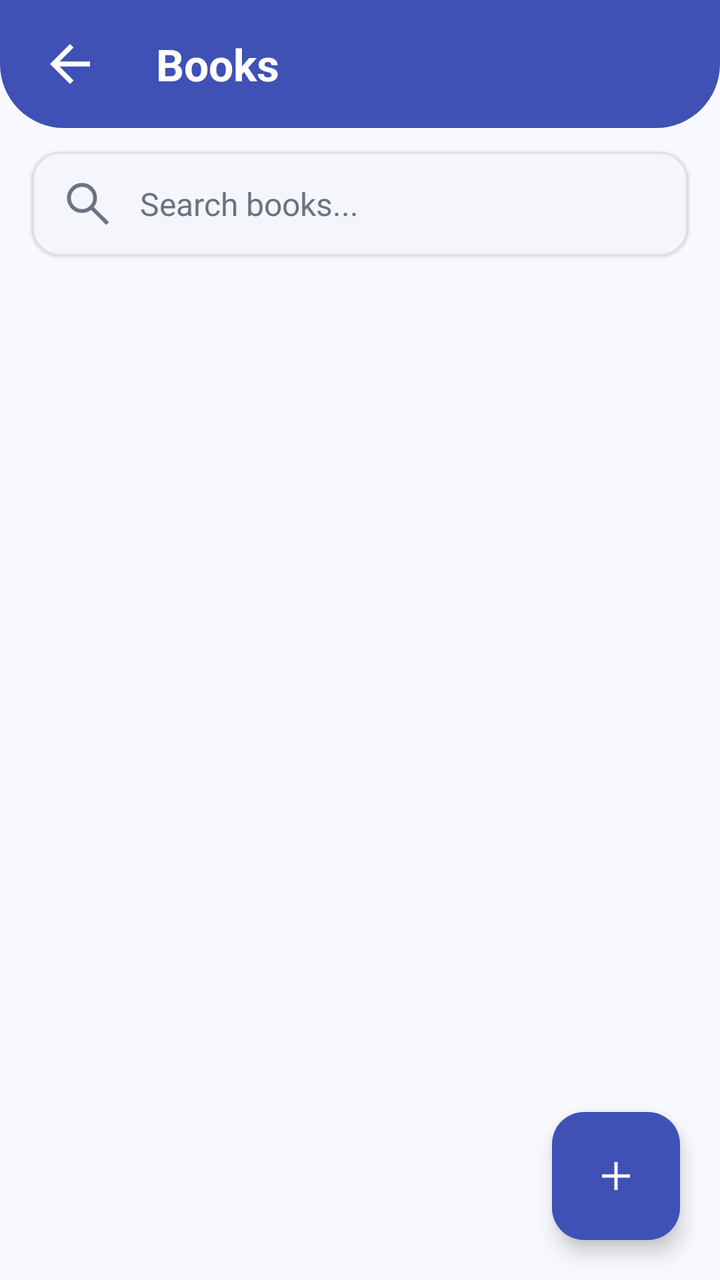
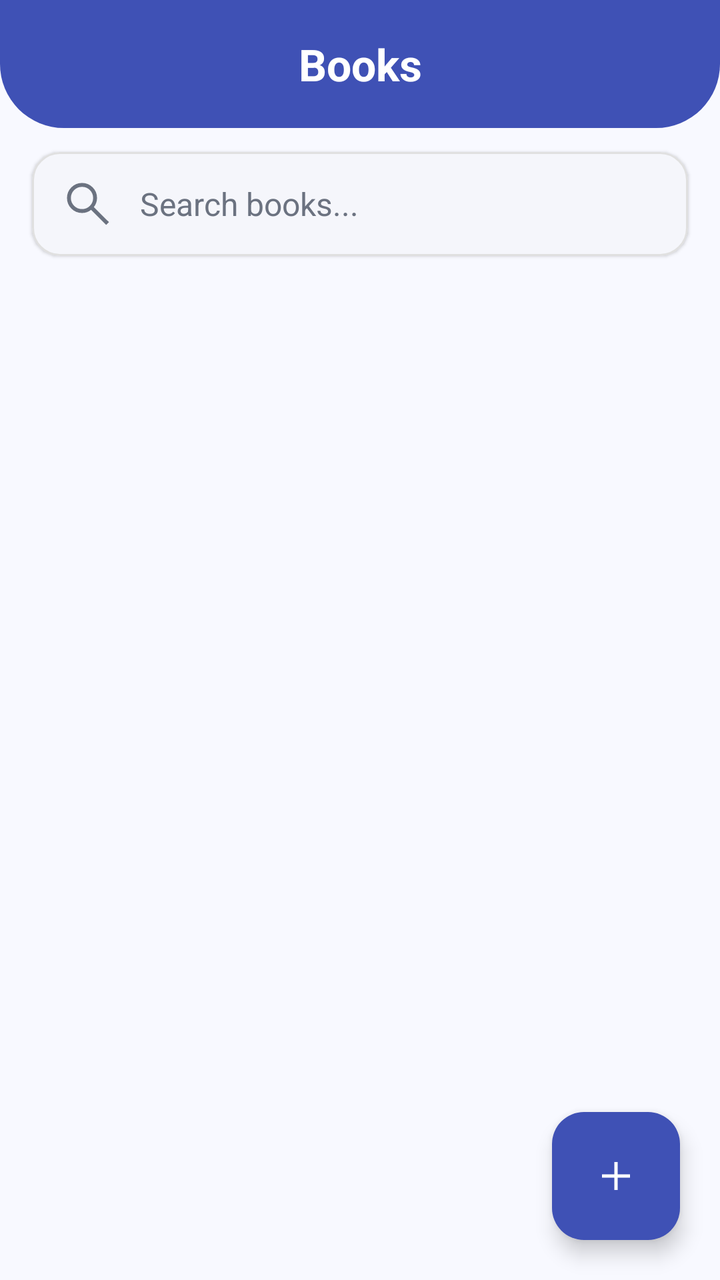

Before-and-after screenshots of an Android layout around one commit, followed by the original layout XML and the change that was made.
<!-- AndroidManifest.xml: application theme Theme.LibraryApp -->
<!-- res/layout/fragment_books.xml -->
<?xml version="1.0" encoding="utf-8"?>
<androidx.constraintlayout.widget.ConstraintLayout xmlns:android="http://schemas.android.com/apk/res/android"
    xmlns:tools="http://schemas.android.com/tools"
    android:layout_width="match_parent"
    android:layout_height="match_parent"
    xmlns:app="http://schemas.android.com/apk/res-auto"
    android:background="@color/background"
    tools:context=".presentation.books.BooksFragment">

    <View
        android:id="@+id/topBarBackground"
        android:layout_width="0dp"
        android:layout_height="64dp"
        android:background="@drawable/bg_dashboard_header"
        app:layout_constraintEnd_toEndOf="parent"
        app:layout_constraintStart_toStartOf="parent"
        app:layout_constraintTop_toTopOf="parent" />
    
    <ImageView
        android:id="@+id/ivBack"
        android:layout_width="30dp"
        android:layout_height="30dp"
        android:layout_marginStart="20dp"
        android:contentDescription="Back"
        android:src="@drawable/iv_back"
        app:tint="@color/text_on_primary"
        app:layout_constraintBottom_toBottomOf="@id/topBarBackground"
        app:layout_constraintStart_toStartOf="parent"
        app:layout_constraintTop_toTopOf="@id/topBarBackground" />

    <TextView
        android:id="@+id/tvTitle"
        android:layout_width="0dp"
        android:layout_height="wrap_content"
        android:layout_marginStart="28dp"
        android:text="Books"
        android:textColor="@color/text_on_primary"
        android:textSize="22sp"
        android:textStyle="bold"
        app:layout_constraintBottom_toBottomOf="@id/ivBack"
        app:layout_constraintEnd_toEndOf="@id/topBarBackground"
        app:layout_constraintStart_toEndOf="@id/ivBack"
        app:layout_constraintTop_toTopOf="@id/ivBack" />

    <com.google.android.material.card.MaterialCardView
        android:id="@+id/cardSearch"
        android:layout_width="0dp"
        android:layout_height="52dp"
        android:layout_marginStart="16dp"
        android:layout_marginTop="12dp"
        android:layout_marginEnd="16dp"
        app:cardBackgroundColor="@color/surface"
        app:cardCornerRadius="14dp"
        app:cardElevation="1dp"
        app:strokeColor="@color/border"
        app:strokeWidth="1dp"
        app:layout_constraintEnd_toEndOf="parent"
        app:layout_constraintStart_toStartOf="parent"
        app:layout_constraintTop_toBottomOf="@id/topBarBackground">

        <androidx.constraintlayout.widget.ConstraintLayout
            android:layout_width="match_parent"
            android:layout_height="match_parent">

            <ImageView
                android:id="@+id/ivSearchInside"
                android:layout_width="28dp"
                android:layout_height="28dp"
                android:layout_marginStart="14dp"
                android:contentDescription="Search"
                android:src="@drawable/iv_search"
                app:tint="@color/text_secondary"
                app:layout_constraintBottom_toBottomOf="parent"
                app:layout_constraintStart_toStartOf="parent"
                app:layout_constraintTop_toTopOf="parent" />

            <EditText
                android:id="@+id/etSearchBooks"
                android:layout_width="0dp"
                android:layout_height="match_parent"
                android:layout_marginStart="12dp"
                android:layout_marginEnd="12dp"
                android:background="@android:color/transparent"
                android:hint="Search books..."
                android:inputType="text"
                android:padding="0dp"
                android:textColor="@color/text_primary"
                android:textColorHint="@color/text_secondary"
                android:textSize="16sp"
                app:layout_constraintEnd_toEndOf="parent"
                app:layout_constraintStart_toEndOf="@id/ivSearchInside"
                app:layout_constraintTop_toTopOf="parent"
                app:layout_constraintBottom_toBottomOf="parent" />

        </androidx.constraintlayout.widget.ConstraintLayout>

    </com.google.android.material.card.MaterialCardView>

    <androidx.recyclerview.widget.RecyclerView
        android:id="@+id/rvBooks"
        android:layout_width="0dp"
        android:layout_height="0dp"
        android:layout_marginStart="16dp"
        android:layout_marginTop="12dp"
        android:layout_marginEnd="16dp"
        android:clipToPadding="false"
        android:paddingBottom="90dp"
        app:layout_constraintBottom_toBottomOf="parent"
        app:layout_constraintEnd_toEndOf="parent"
        app:layout_constraintStart_toStartOf="parent"
        app:layout_constraintTop_toBottomOf="@id/cardSearch"
        tools:listitem="@layout/item_book"/>

    <TextView
        android:id="@+id/tvNoData"
        android:layout_width="wrap_content"
        android:layout_height="wrap_content"
        android:text="No books added yet"
        android:textColor="@color/text_secondary"
        android:textSize="16sp"
        android:visibility="gone"
        app:layout_constraintTop_toTopOf="@id/rvBooks"
        app:layout_constraintBottom_toBottomOf="@id/rvBooks"
        app:layout_constraintStart_toStartOf="parent"
        app:layout_constraintEnd_toEndOf="parent" />

    <com.google.android.material.floatingactionbutton.FloatingActionButton
        android:id="@+id/fabAddBook"
        android:layout_width="64dp"
        android:layout_height="64dp"
        android:layout_marginEnd="20dp"
        android:layout_marginBottom="20dp"
        android:contentDescription="Add Book"
        android:src="@drawable/iv_add"
        app:backgroundTint="@color/primary"
        app:fabCustomSize="64dp"
        app:tint="@color/text_on_primary"
        app:layout_constraintBottom_toBottomOf="parent"
        app:layout_constraintEnd_toEndOf="parent" />

    <FrameLayout
        android:id="@+id/loadingOverlay"
        android:layout_width="match_parent"
        android:layout_height="match_parent"
        android:background="#80000000"
        android:clickable="true"
        android:elevation="20dp"
        android:focusable="true"
        android:visibility="gone">

        <LinearLayout
            android:layout_width="wrap_content"
            android:layout_height="wrap_content"
            android:layout_gravity="center"
            android:gravity="center"
            android:orientation="vertical">

            <ProgressBar
                android:layout_width="60dp"
                android:layout_height="60dp"
                android:indeterminateTint="@color/white" />

            <TextView
                android:layout_width="wrap_content"
                android:layout_height="wrap_content"
                android:layout_marginTop="10dp"
                android:text="Loading Books...\nPlease Wait"
                android:textAlignment="center"
                android:textColor="@color/white"
                android:textStyle="bold" />
        </LinearLayout>
    </FrameLayout>

</androidx.constraintlayout.widget.ConstraintLayout>
<!-- res/layout/item_book.xml (included above) -->
<?xml version="1.0" encoding="utf-8"?>
<com.google.android.material.card.MaterialCardView xmlns:android="http://schemas.android.com/apk/res/android"
    xmlns:app="http://schemas.android.com/apk/res-auto"
    android:layout_width="match_parent"
    android:layout_height="wrap_content"
    android:layout_marginBottom="12dp"
    app:cardBackgroundColor="@color/surface"
    app:cardCornerRadius="14dp"
    app:cardElevation="1dp"
    app:strokeColor="@color/border"
    app:strokeWidth="1dp">

    <androidx.constraintlayout.widget.ConstraintLayout
        android:id="@+id/clBook"
        android:layout_width="match_parent"
        android:layout_height="wrap_content"
        android:padding="10dp">

        <ImageView
            android:id="@+id/ivBookIcon"
            android:layout_width="72dp"
            android:layout_height="100dp"
            android:background="#E8EEFF"
            android:contentDescription="Book"
            android:padding="14dp"
            android:src="@drawable/iv_books"
            app:layout_constraintBottom_toBottomOf="@id/tvBookAvailability"
            app:layout_constraintStart_toStartOf="parent"
            app:layout_constraintTop_toTopOf="@id/tvBookTitle"
            app:tint="@color/primary" />

        

        <ImageView
            android:id="@+id/ivDeleteBook"
            android:layout_width="50dp"
            android:layout_height="50dp"
            android:layout_marginTop="20dp"
            android:clickable="true"
            android:contentDescription="Delete book"
            android:focusable="true"
            android:padding="9dp"
            android:src="@drawable/iv_delete"
            app:layout_constraintEnd_toEndOf="parent"
            app:layout_constraintTop_toTopOf="parent"
            app:tint="@color/error" />

        <TextView
            android:id="@+id/tvBookTitle"
            android:layout_width="0dp"
            android:layout_height="wrap_content"
            android:layout_marginStart="14dp"
            android:layout_marginEnd="8dp"
            android:text="Clean Code"
            android:textColor="@color/text_primary"
            android:textSize="16sp"
            android:textStyle="bold"
            app:layout_constraintEnd_toStartOf="@id/ivDeleteBook"
            app:layout_constraintStart_toEndOf="@id/ivBookIcon"
            app:layout_constraintTop_toTopOf="parent" />

        <TextView
            android:id="@+id/tvBookAuthor"
            android:layout_width="0dp"
            android:layout_height="wrap_content"
            android:layout_marginTop="4dp"
            android:text="Robert C. Martin"
            android:textColor="@color/text_secondary"
            android:textSize="13sp"
            app:layout_constraintEnd_toEndOf="@id/tvBookTitle"
            app:layout_constraintStart_toStartOf="@id/tvBookTitle"
            app:layout_constraintTop_toBottomOf="@id/tvBookTitle" />

        <TextView
            android:id="@+id/tvBookCategory"
            android:layout_width="0dp"
            android:layout_height="wrap_content"
            android:layout_marginTop="4dp"
            android:text="Programming"
            android:textColor="@color/text_secondary"
            android:textSize="13sp"
            app:layout_constraintEnd_toEndOf="@id/tvBookTitle"
            app:layout_constraintStart_toStartOf="@id/tvBookTitle"
            app:layout_constraintTop_toBottomOf="@id/tvBookAuthor" />

        <TextView
            android:id="@+id/tvBookAvailability"
            android:layout_width="0dp"
            android:layout_height="wrap_content"
            android:layout_marginTop="4dp"
            android:text="Available: 3 / 5"
            android:textColor="@color/success"
            android:textSize="13sp"
            android:textStyle="bold"
            app:layout_constraintEnd_toEndOf="@id/tvBookTitle"
            app:layout_constraintStart_toStartOf="@id/tvBookTitle"
            app:layout_constraintTop_toBottomOf="@id/tvBookCategory" />

    </androidx.constraintlayout.widget.ConstraintLayout>

</com.google.android.material.card.MaterialCardView>
<!-- resources referenced by this layout -->
<resources>
  <color name="background">#F8F9FF</color>
  <color name="border">#E0E0E0</color>
  <color name="error">#F44336</color>
  <color name="primary">#3F51B5</color>
  <color name="success">#4CAF50</color>
  <color name="surface">#FFFFFF</color>
  <color name="text_on_primary">#FFFFFF</color>
  <color name="text_primary">#1A1A1A</color>
  <color name="text_secondary">#6B7280</color>
  <color name="white">#FFFFFFFF</color>
  <!-- drawable bg_dashboard_header (drawable) -->
  <?xml version="1.0" encoding="utf-8"?>
  <shape xmlns:android="http://schemas.android.com/apk/res/android"
      android:shape="rectangle">
  
      <solid android:color="@color/primary" />
  
      <corners
          android:bottomLeftRadius="32dp"
          android:bottomRightRadius="32dp" />
  
  </shape>
  <!-- drawable iv_add (drawable) -->
  <vector xmlns:android="http://schemas.android.com/apk/res/android"
      android:width="40dp"
      android:height="40dp"
      android:viewportWidth="960"
      android:viewportHeight="960">
    <path
        android:pathData="M446.67,513.33L200,513.33v-66.66h246.67L446.67,200h66.66v246.67L760,446.67v66.66L513.33,513.33L513.33,760h-66.66v-246.67Z"
        android:fillColor="#1f1f1f"/>
  </vector>
  <!-- drawable iv_back (drawable) -->
  <vector xmlns:android="http://schemas.android.com/apk/res/android"
      android:width="24dp"
      android:height="24dp"
      android:viewportWidth="960"
      android:viewportHeight="960">
    <path
        android:pathData="m313,520 l224,224 -57,56 -320,-320 320,-320 57,56 -224,224h487v80L313,520Z"
        android:fillColor="#1f1f1f"/>
  </vector>
  <!-- drawable iv_delete (drawable) -->
  <vector xmlns:android="http://schemas.android.com/apk/res/android"
      android:width="24dp"
      android:height="24dp"
      android:viewportWidth="960"
      android:viewportHeight="960">
    <path
        android:pathData="M280,840q-33,0 -56.5,-23.5T200,760v-520h-40v-80h200v-40h240v40h200v80h-40v520q0,33 -23.5,56.5T680,840L280,840ZM680,240L280,240v520h400v-520ZM360,680h80v-360h-80v360ZM520,680h80v-360h-80v360ZM280,240v520,-520Z"
        android:fillColor="#e3e3e3"/>
  </vector>
  <!-- drawable iv_search (drawable) -->
  <vector xmlns:android="http://schemas.android.com/apk/res/android"
      android:width="40dp"
      android:height="40dp"
      android:viewportWidth="960"
      android:viewportHeight="960">
    <path
        android:pathData="M792,839.33 L532.67,580q-30,25.33 -69.67,39.67Q423.33,634 378.67,634q-108.34,0 -183.5,-75.17Q120,483.67 120,376.67t75.17,-182.17q75.16,-75.17 182.83,-75.17 107,0 181.83,75.17 74.84,75.17 74.84,182.17 0,43.33 -14,83 -14,39.66 -40.67,73l260,258.66 -48,48ZM378,567.33q79,0 134.5,-55.83T568,376.67q0,-79 -55.5,-134.84Q457,186 378,186q-79.67,0 -135.5,55.83 -55.83,55.84 -55.83,134.84T242.5,511.5q55.83,55.83 135.5,55.83Z"
        android:fillColor="#1f1f1f"/>
  </vector>
  <style name="Theme.LibraryApp" parent="Base.Theme.LibraryApp" />
  <style name="Base.Theme.LibraryApp" parent="Theme.Material3.DayNight.NoActionBar">
  
          <item name="colorPrimary">@color/primary</item>
          <item name="android:colorBackground">@color/background</item>
          <item name="colorSurface">@color/surface</item>
  
          <item name="android:textColorPrimary">@color/text_primary</item>
          <item name="android:textColorSecondary">@color/text_secondary</item>
  
          <item name="android:navigationBarColor">@color/background</item>
          <item name="android:statusBarColor">@color/primary</item>
  
          <item name="android:windowLightStatusBar">false</item>
      </style>
  <!-- unchanged entries left out for length: 1 -->
</resources>

<!-- the commit's change to res/layout/fragment_books.xml (unified diff, before → after) -->
@@ -15,32 +15,20 @@
         app:layout_constraintEnd_toEndOf="parent"
         app:layout_constraintStart_toStartOf="parent"
         app:layout_constraintTop_toTopOf="parent" />
-    
-    <ImageView
-        android:id="@+id/ivBack"
-        android:layout_width="30dp"
-        android:layout_height="30dp"
-        android:layout_marginStart="20dp"
-        android:contentDescription="Back"
-        android:src="@drawable/iv_back"
-        app:tint="@color/text_on_primary"
-        app:layout_constraintBottom_toBottomOf="@id/topBarBackground"
-        app:layout_constraintStart_toStartOf="parent"
-        app:layout_constraintTop_toTopOf="@id/topBarBackground" />
 
     <TextView
         android:id="@+id/tvTitle"
         android:layout_width="0dp"
         android:layout_height="wrap_content"
-        android:layout_marginStart="28dp"
         android:text="Books"
         android:textColor="@color/text_on_primary"
+        android:textAlignment="center"
         android:textSize="22sp"
         android:textStyle="bold"
-        app:layout_constraintBottom_toBottomOf="@id/ivBack"
+        app:layout_constraintBottom_toBottomOf="@id/topBarBackground"
         app:layout_constraintEnd_toEndOf="@id/topBarBackground"
-        app:layout_constraintStart_toEndOf="@id/ivBack"
-        app:layout_constraintTop_toTopOf="@id/ivBack" />
+        app:layout_constraintStart_toStartOf="@id/topBarBackground"
+        app:layout_constraintTop_toTopOf="@id/topBarBackground" />
 
     <com.google.android.material.card.MaterialCardView
         android:id="@+id/cardSearch"
<!-- resource entries referenced after the edit -->
@@ -30,16 +30,6 @@
       android:viewportHeight="960">
     <path
         android:pathData="M446.67,513.33L200,513.33v-66.66h246.67L446.67,200h66.66v246.67L760,446.67v66.66L513.33,513.33L513.33,760h-66.66v-246.67Z"
-        android:fillColor="#1f1f1f"/>
-  </vector>
-  <!-- drawable iv_back (drawable) -->
-  <vector xmlns:android="http://schemas.android.com/apk/res/android"
-      android:width="24dp"
-      android:height="24dp"
-      android:viewportWidth="960"
-      android:viewportHeight="960">
-    <path
-        android:pathData="m313,520 l224,224 -57,56 -320,-320 320,-320 57,56 -224,224h487v80L313,520Z"
         android:fillColor="#1f1f1f"/>
   </vector>
   <!-- drawable iv_delete (drawable) -->
